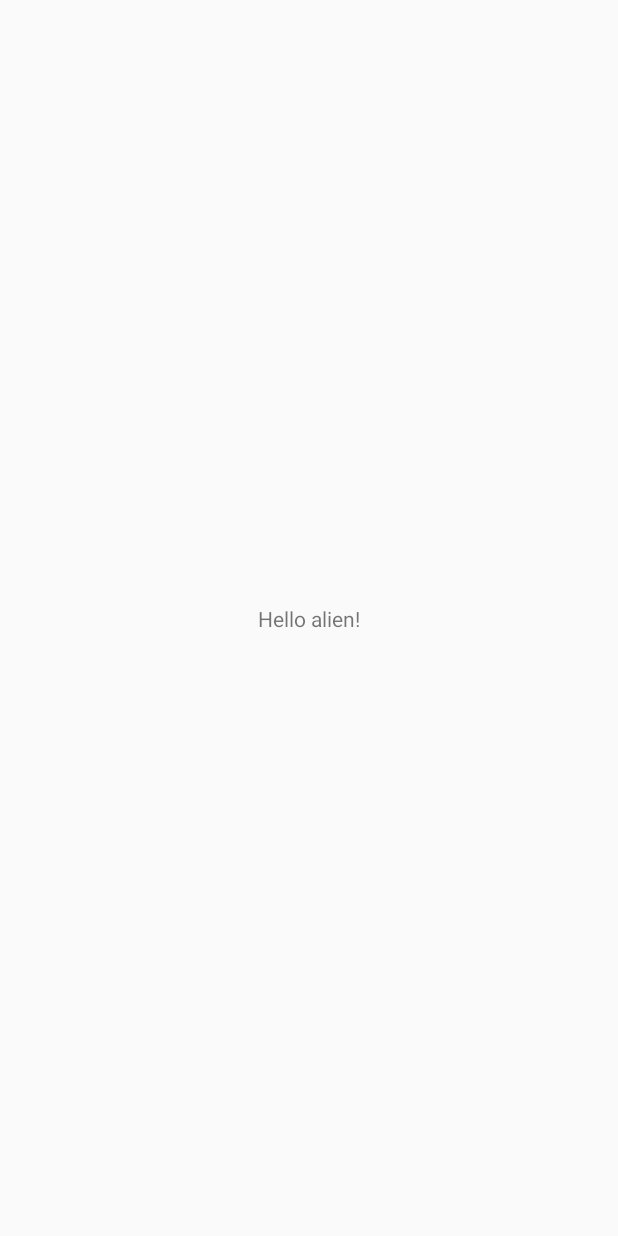
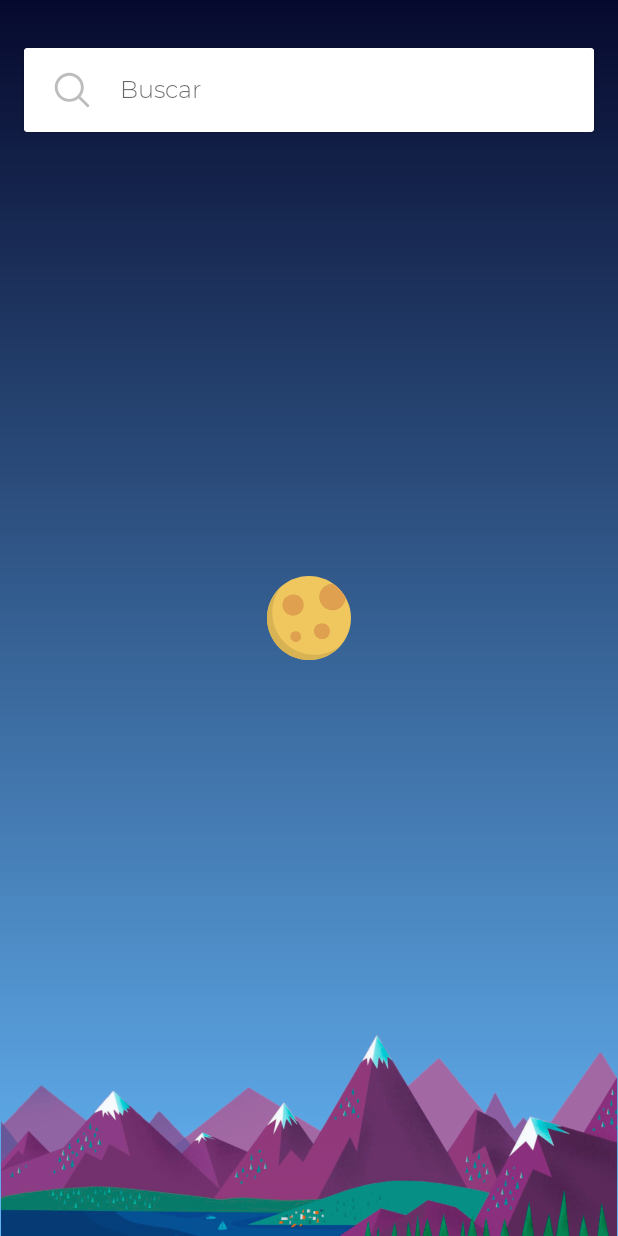
Before and after one commit to DavidBarbaran/obni-browser, an Android app: the screen it shows after launch (BrowserActivity), on a phone screen of 412 x 824 dp. Before the commit the screen is almost empty. Run offline under Robolectric (Android 15) with nearby library versions, the phone set to English and light mode, and no system bars.

Commit message:
Design first browser screen

```diff
--- a/app/build.gradle
+++ b/app/build.gradle
@@ -30,4 +30,5 @@ dependencies {
     testImplementation 'junit:junit:4.12'
     androidTestImplementation 'com.android.support.test:runner:1.0.2'
     androidTestImplementation 'com.android.support.test.espresso:espresso-core:3.0.2'
+    implementation 'com.android.support:cardview-v7:27.1.1'
 }
--- a/app/src/main/AndroidManifest.xml
+++ b/app/src/main/AndroidManifest.xml
@@ -9,7 +9,7 @@
         android:roundIcon="@mipmap/launcher"
         android:supportsRtl="true"
         android:theme="@style/AppTheme">
-        <activity android:name=".BrowserActivity">
+        <activity android:name=".activity.BrowserActivity">
             <intent-filter>
                 <action android:name="android.intent.action.MAIN" />
 
--- a/app/src/main/java/obni/browser/BrowserActivity.kt
+++ /dev/null
@@ -1,12 +0,0 @@
-package obni.browser
-
-import android.support.v7.app.AppCompatActivity
-import android.os.Bundle
-
-class BrowserActivity : AppCompatActivity() {
-
-    override fun onCreate(savedInstanceState: Bundle?) {
-        super.onCreate(savedInstanceState)
-        setContentView(R.layout.activity_browser)
-    }
-}
--- /dev/null
+++ b/app/src/main/java/obni/browser/activity/BrowserActivity.kt
@@ -0,0 +1,35 @@
+package obni.browser.activity
+
+import android.support.v7.app.AppCompatActivity
+import android.os.Bundle
+import android.support.v4.content.ContextCompat
+import android.view.View
+import android.view.WindowManager
+import android.widget.Toast
+import kotlinx.android.synthetic.main.activity_browser.*
+import obni.browser.R
+import obni.browser.widget.SearchBar
+
+class BrowserActivity : AppCompatActivity(), View.OnClickListener {
+
+    override fun onCreate(savedInstanceState: Bundle?) {
+        super.onCreate(savedInstanceState)
+        setContentView(R.layout.activity_browser)
+        window.clearFlags(WindowManager.LayoutParams.FLAG_TRANSLUCENT_STATUS)
+        window.addFlags(WindowManager.LayoutParams.FLAG_DRAWS_SYSTEM_BAR_BACKGROUNDS)
+        window.statusBarColor = ContextCompat.getColor(this, R.color.transparent)
+        searchBar.onSearch = object : SearchBar.OnSearch {
+            override fun search(q: String) {
+                Toast.makeText(this@BrowserActivity, "Your search is: $q", Toast.LENGTH_SHORT).show()
+            }
+
+        }
+    }
+
+    override fun onClick(v: View?) {
+        when (v!!.id) {
+
+        }
+    }
+
+}
--- /dev/null
+++ b/app/src/main/res/drawable/cursor_color.xml
@@ -0,0 +1,5 @@
+<?xml version="1.0" encoding="utf-8"?>
+<shape xmlns:android="http://schemas.android.com/apk/res/android" >
+    <size android:width="2dp" />
+    <solid android:color="#2a2a2a"  />
+</shape>
--- /dev/null
+++ b/app/src/main/res/drawable/degrade_bg.xml
@@ -0,0 +1,10 @@
+<?xml version="1.0" encoding="utf-8"?>
+<shape
+    xmlns:android="http://schemas.android.com/apk/res/android"
+    android:shape="rectangle">
+    <gradient
+        android:startColor="#64B5F6"
+
+        android:endColor="#06092d"
+        android:angle="90" />
+</shape>
--- /dev/null
+++ b/app/src/main/res/drawable/ic_clean.xml
@@ -0,0 +1,5 @@
+<vector android:height="24dp" android:viewportHeight="52"
+    android:viewportWidth="52" android:width="24dp" xmlns:android="http://schemas.android.com/apk/res/android">
+    <path android:fillColor="#2a2a2a" android:pathData="M26,0C11.664,0 0,11.663 0,26s11.664,26 26,26s26,-11.663 26,-26S40.336,0 26,0zM26,50C12.767,50 2,39.233 2,26S12.767,2 26,2s24,10.767 24,24S39.233,50 26,50z"/>
+    <path android:fillColor="#2a2a2a" android:pathData="M35.707,16.293c-0.391,-0.391 -1.023,-0.391 -1.414,0L26,24.586l-8.293,-8.293c-0.391,-0.391 -1.023,-0.391 -1.414,0s-0.391,1.023 0,1.414L24.586,26l-8.293,8.293c-0.391,0.391 -0.391,1.023 0,1.414C16.488,35.902 16.744,36 17,36s0.512,-0.098 0.707,-0.293L26,27.414l8.293,8.293C34.488,35.902 34.744,36 35,36s0.512,-0.098 0.707,-0.293c0.391,-0.391 0.391,-1.023 0,-1.414L27.414,26l8.293,-8.293C36.098,17.316 36.098,16.684 35.707,16.293z"/>
+</vector>
--- /dev/null
+++ b/app/src/main/res/drawable/ic_moon.xml
@@ -0,0 +1,29 @@
+<?xml version="1.0" encoding="utf-8"?>
+<vector xmlns:android="http://schemas.android.com/apk/res/android"
+    android:width="280.036dp"
+    android:height="280.036dp"
+    android:viewportWidth="280.036"
+    android:viewportHeight="280.036">
+
+    <path
+        android:fillColor="#EFC75E"
+        android:pathData="M140.018,0c77.331,0,140.014,62.691,140.014,140.014c0,77.331-62.682,140.022-140.014,140.022 c-77.323,0-140.014-62.691-140.014-140.022C0.004,62.691,62.695,0,140.018,0z" />
+    <path
+        android:fillColor="#C89147"
+        android:pathData="M116.303,116.071c-8.208,5.732-18.736,8.068-29.175,5.286 c-18.744-5.005-29.867-24.205-24.844-42.879c1.076-3.982,2.905-7.526,5.128-10.729c-6.537,4.55-11.647,11.201-13.87,19.479 c-5.023,18.674,6.099,37.874,24.844,42.879C93.14,134.037,108.104,127.92,116.303,116.071z M227.527,105.019 c-24.17,0-43.754-19.593-43.754-43.754c0-9.845,3.369-18.832,8.865-26.148c-10.641,7.981-17.615,20.582-17.615,34.898 c0,24.17,19.584,43.754,43.754,43.754c14.325,0,26.909-6.974,34.89-17.607C246.367,101.65,237.371,105.019,227.527,105.019z M100.455,209.487c-9.328-2.503-14.868-12.094-12.374-21.44l0.98-2.59c-4.612,2.083-8.322,6.064-9.731,11.341 c-2.494,9.346,3.045,18.937,12.374,21.44c8.418,2.258,17.003-2.056,20.451-9.775C108.602,210.073,104.525,210.581,100.455,209.487 z M185.689,200.342c-14.01-3.763-22.323-18.149-18.561-32.168c0.674-2.538,1.803-4.804,3.115-6.931 c-5.644,3.387-10.037,8.838-11.866,15.682c-3.763,14.019,4.559,28.405,18.561,32.168c11.464,3.072,23.094-2.021,29.018-11.63 C200.075,200.99,192.847,202.25,185.689,200.342z" />
+    <path
+        android:fillColor="#D7B354"
+        android:pathData="M157.52,262.534c-77.323,0-140.014-62.691-140.014-140.022c0-34.207,12.304-65.518,32.676-89.836 C19.528,58.359,0.004,96.889,0.004,140.014c0,77.331,62.691,140.022,140.014,140.022c43.124,0,81.645-19.514,107.338-50.169 C223.037,250.239,191.736,262.534,157.52,262.534z" />
+    <path
+        android:fillColor="#DFA14F"
+        android:pathData="M262.337,71.958c-10.02-17.957-23.899-33.411-40.481-45.391l-3.08-0.315 c-24.17,0-43.754,19.593-43.754,43.754c0,24.17,19.584,43.754,43.754,43.754C242.281,113.77,261.296,95.201,262.337,71.958z" />
+    <path
+        android:fillColor="#DFA14F"
+        android:pathData="M 183.729 157.463 C 198.232549815 157.463 209.99 169.220450185 209.99 183.724 C 209.99 198.227549815 198.232549815 209.985 183.729 209.985 C 169.225450185 209.985 157.468 198.227549815 157.468 183.724 C 157.468 169.220450185 169.225450185 157.463 183.729 157.463 Z" />
+    <path
+        android:fillColor="#DFA14F"
+        android:pathData="M96.579,62.472c-18.753-5.005-38.014,6.073-43.037,24.756 c-5.023,18.674,6.099,37.874,24.844,42.879c18.753,4.997,38.022-6.082,43.045-24.756C126.454,86.677,115.323,67.478,96.579,62.472 z" />
+    <path
+        android:fillColor="#DFA14F"
+        android:pathData="M 96.238 183.829 C 105.904087692 183.829 113.74 191.664912308 113.74 201.331 C 113.74 210.997087692 105.904087692 218.833 96.238 218.833 C 86.5719123085 218.833 78.736 210.997087692 78.736 201.331 C 78.736 191.664912308 86.5719123085 183.829 96.238 183.829 Z" />
+</vector>
--- /dev/null
+++ b/app/src/main/res/drawable/ic_search.xml
@@ -0,0 +1,4 @@
+<vector android:height="24dp" android:viewportHeight="512"
+    android:viewportWidth="512" android:width="24dp" xmlns:android="http://schemas.android.com/apk/res/android">
+    <path android:fillColor="#bdbdbd" android:pathData="M495,466.2L377.2,348.4c29.2,-35.6 46.8,-81.2 46.8,-130.9C424,103.5 331.5,11 217.5,11C103.4,11 11,103.5 11,217.5S103.4,424 217.5,424c49.7,0 95.2,-17.5 130.8,-46.7L466.1,495c8,8 20.9,8 28.9,0C503,487.1 503,474.1 495,466.2zM217.5,382.9C126.2,382.9 52,308.7 52,217.5S126.2,52 217.5,52C308.7,52 383,126.3 383,217.5S308.7,382.9 217.5,382.9z"/>
+</vector>
--- a/app/src/main/res/layout/activity_browser.xml
+++ b/app/src/main/res/layout/activity_browser.xml
@@ -4,15 +4,41 @@
     xmlns:tools="http://schemas.android.com/tools"
     android:layout_width="match_parent"
     android:layout_height="match_parent"
-    tools:context=".BrowserActivity">
+    android:background="@drawable/degrade_bg"
+    android:fitsSystemWindows="true"
+    tools:context=".activity.BrowserActivity">
 
-    <TextView
-        android:layout_width="wrap_content"
+    <ImageView
+        android:layout_width="0dp"
         android:layout_height="wrap_content"
-        android:text="Hello alien!"
+        android:adjustViewBounds="true"
+        android:alpha="0.95"
         app:layout_constraintBottom_toBottomOf="parent"
-        app:layout_constraintLeft_toLeftOf="parent"
-        app:layout_constraintRight_toRightOf="parent"
-        app:layout_constraintTop_toTopOf="parent" />
+        app:layout_constraintEnd_toEndOf="parent"
+        app:layout_constraintStart_toStartOf="parent"
+        app:srcCompat="@drawable/mountain" />
+
+
+    <ImageView
+        android:layout_width="56dp"
+        android:layout_height="56dp"
+        android:adjustViewBounds="true"
+        app:layout_constraintBottom_toBottomOf="parent"
+        app:layout_constraintEnd_toEndOf="parent"
+        app:layout_constraintStart_toStartOf="parent"
+        app:layout_constraintTop_toTopOf="parent"
+        app:srcCompat="@drawable/ic_moon" />
+
+    <obni.browser.widget.SearchBar
+        android:id="@+id/searchBar"
+        android:layout_width="0dp"
+        android:layout_height="@dimen/size56"
+        android:layout_marginEnd="@dimen/spacing16"
+        android:layout_marginStart="@dimen/spacing16"
+        android:layout_marginTop="@dimen/spacing32"
+        app:layout_constraintEnd_toEndOf="parent"
+        app:layout_constraintStart_toStartOf="parent"
+        app:layout_constraintTop_toTopOf="parent"/>
+
 
 </android.support.constraint.ConstraintLayout>
--- /dev/null
+++ b/app/src/main/res/layout/search_bar.xml
@@ -0,0 +1,50 @@
+<?xml version="1.0" encoding="utf-8"?>
+<android.support.v7.widget.CardView xmlns:android="http://schemas.android.com/apk/res/android"
+    xmlns:app="http://schemas.android.com/apk/res-auto"
+    android:id="@+id/search_card_view"
+    android:layout_width="match_parent"
+    android:layout_height="@dimen/size56">
+
+    <LinearLayout
+        android:layout_width="match_parent"
+        android:layout_height="match_parent"
+        android:focusable="true"
+        android:focusableInTouchMode="true"
+        android:gravity="center|start"
+        android:orientation="horizontal">
+
+        <ImageButton
+            android:id="@+id/searchBtn"
+            android:layout_width="wrap_content"
+            android:layout_height="wrap_content"
+            android:layout_marginLeft="@dimen/spacing20"
+            android:background="@color/transparent"
+            app:srcCompat="@drawable/ic_search" />
+
+        <EditText
+            android:id="@+id/searchEdit"
+            android:layout_width="match_parent"
+            android:layout_height="wrap_content"
+            android:layout_marginLeft="16dp"
+            android:layout_marginRight="@dimen/spacing8"
+            android:layout_weight="1"
+            android:backgroundTint="@color/transparent"
+            android:fontFamily="@font/montserrat_light"
+            android:hint="Buscar"
+            android:imeOptions="actionSearch"
+            android:inputType="text"
+            android:textColor="@color/gray"
+            android:textCursorDrawable="@drawable/cursor_color"
+            android:textSize="@dimen/text16" />
+
+        <ImageButton
+            android:id="@+id/cleanBtn"
+            android:layout_width="wrap_content"
+            android:layout_height="wrap_content"
+            android:layout_marginRight="@dimen/spacing16"
+            android:background="@color/transparent"
+            android:src="@drawable/ic_clean"
+            android:visibility="invisible" />
+
+    </LinearLayout>
+</android.support.v7.widget.CardView>
--- a/app/src/main/res/values/colors.xml
+++ b/app/src/main/res/values/colors.xml
@@ -4,5 +4,10 @@
     <color name="colorPrimaryDark">@color/gray</color>
     <color name="colorAccent">#FF4081</color>
 
+    <color name="gray400">#BDBDBD</color>
+    <color name="gray800">#424242</color>
     <color name="gray">#2A2A2A</color>
+    <color name="transparent">#00000000</color>
+    <color name="gray900">#212121</color>
+
 </resources>
--- /dev/null
+++ b/app/src/main/res/values/dimens.xml
@@ -0,0 +1,13 @@
+<?xml version="1.0" encoding="utf-8"?>
+<resources>
+
+    <dimen name="size56">56dp</dimen>
+    <dimen name="spacing8">8dp</dimen>
+    <dimen name="spacing16">16dp</dimen>
+    <dimen name="spacing20">20dp</dimen>
+    <dimen name="spacing32">32dp</dimen>
+
+    <dimen name="text16">16sp</dimen>
+
+
+</resources>
--- a/app/src/main/res/values/styles.xml
+++ b/app/src/main/res/values/styles.xml
@@ -6,6 +6,8 @@
         <item name="colorPrimary">@color/colorPrimary</item>
         <item name="colorPrimaryDark">@color/colorPrimaryDark</item>
         <item name="colorAccent">@color/colorAccent</item>
+        <item name="android:windowTranslucentNavigation">true</item>
+
     </style>
 
 </resources>
```
Also changed, not shown: app/src/main/java/obni/browser/util/Util.kt (added, +14 -0 lines), app/src/main/java/obni/browser/widget/SearchBar.kt (added, +114 -0 lines), app/src/main/res/drawable/mountain.png (added), app/src/main/res/font/montserrat_light.ttf (added), app/src/main/res/font/montserrat_regular.ttf (added).
